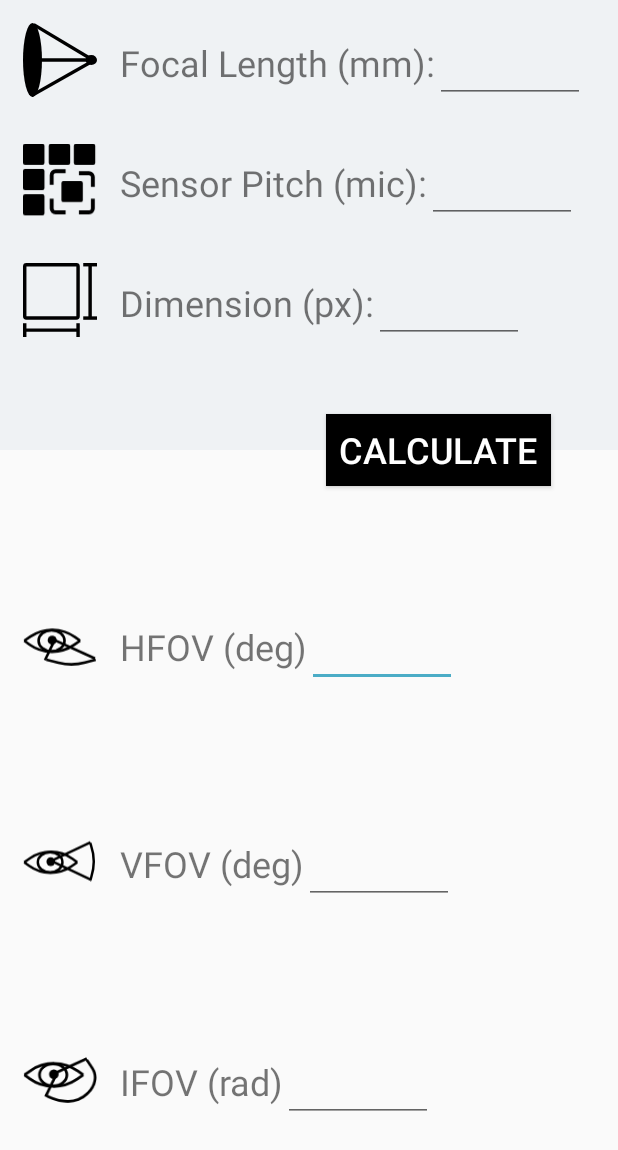
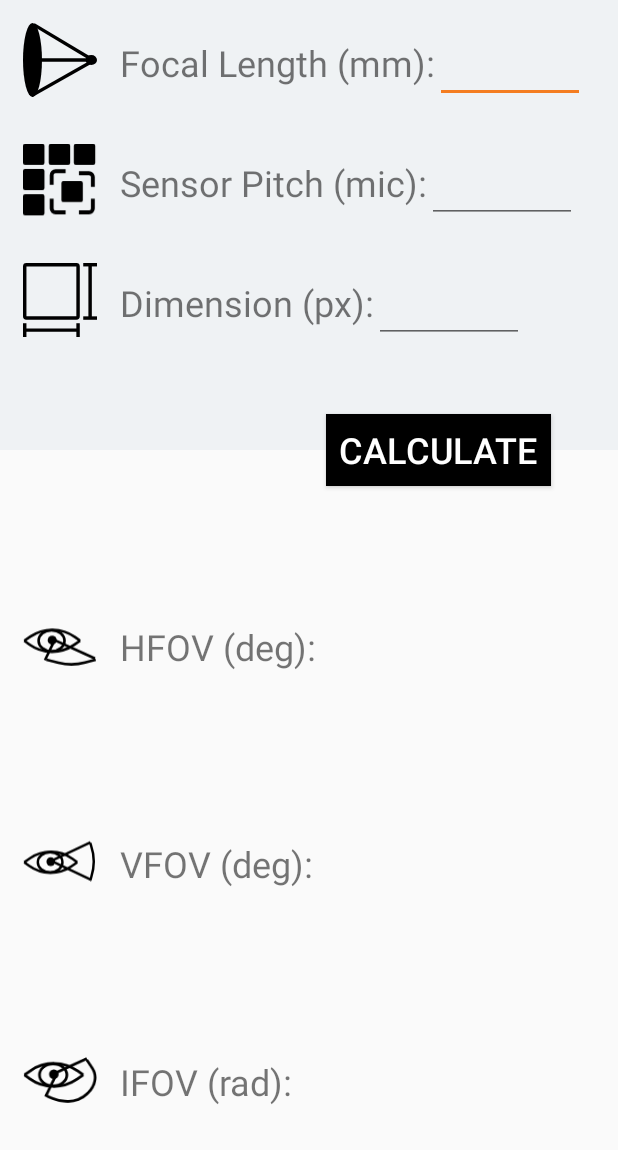
Before and after one commit to shir0206/NyquistOptics, an Android app: the layout act_calc_fov.xml on its own in the app's theme, with its tools: preview values and no code run, on a phone screen of 412 x 824 dp. Shown: the top 1150 px of the screen. Run offline under Robolectric (Android 15) with nearby library versions, the phone set to English and light mode, and no system bars.

Commit message:
Add calc fov activity

```diff
--- a/app/src/main/res/layout/act_calc_fov.xml
+++ b/app/src/main/res/layout/act_calc_fov.xml
@@ -45,22 +45,19 @@
             tools:ignore="VectorDrawableCompat" />
 
         <TextView
-            android:id="@+id/tv_hfov"
+            android:id="@+id/tv_txtHfov"
             android:layout_width="wrap_content"
             android:layout_height="wrap_content"
             android:paddingTop="25dp"
             android:text="@string/tv_txtHfov"
             android:textSize="24sp" />
 
-        <EditText
-            android:id="@+id/et_hfov"
-            android:layout_width="100dp"
+        <TextView
+            android:id="@+id/et_resHfov"
+            android:layout_width="wrap_content"
             android:layout_height="wrap_content"
-            android:ems="10"
-            android:gravity="center_horizontal"
-            android:inputType="number"
             android:paddingTop="25dp"
-            android:textAlignment="center"
+            android:text="@string/tv_resHfov"
             android:textSize="24sp" />
     </LinearLayout>
 
@@ -86,23 +83,20 @@
             tools:ignore="VectorDrawableCompat" />
 
         <TextView
-            android:id="@+id/tv_vfov"
+            android:id="@+id/tv_txtVfov"
             android:layout_width="wrap_content"
             android:layout_height="wrap_content"
             android:paddingTop="25dp"
             android:text="@string/tv_txtVfov"
             android:textSize="24sp" />
+        <TextView
+            android:id="@+id/tv_resVfov"
+            android:layout_width="wrap_content"
+            android:layout_height="wrap_content"
+            android:paddingTop="25dp"
+            android:text="@string/tv_resVfov"
+            android:textSize="24sp" />
 
-        <EditText
-            android:id="@+id/et_vfov"
-            android:layout_width="100dp"
-            android:layout_height="wrap_content"
-            android:ems="10"
-            android:gravity="center_horizontal"
-            android:inputType="number"
-            android:paddingTop="25dp"
-            android:textAlignment="center"
-            android:textSize="24sp" />
 
     </LinearLayout>
 
@@ -129,22 +123,19 @@
             tools:ignore="VectorDrawableCompat" />
 
         <TextView
-            android:id="@+id/tv_ifov"
+            android:id="@+id/tv_txtIfov"
             android:layout_width="wrap_content"
             android:layout_height="wrap_content"
             android:paddingTop="25dp"
             android:text="@string/tv_txtIfov"
             android:textSize="24sp" />
 
-        <EditText
-            android:id="@+id/et_ifov"
-            android:layout_width="100dp"
+        <TextView
+            android:id="@+id/et_resIfov"
+            android:layout_width="wrap_content"
             android:layout_height="wrap_content"
-            android:ems="10"
-            android:gravity="center_horizontal"
-            android:inputType="number"
             android:paddingTop="25dp"
-            android:textAlignment="center"
+            android:text="@string/tv_resIfov"
             android:textSize="24sp" />
     </LinearLayout>
 
--- a/app/src/main/res/values/colors.xml
+++ b/app/src/main/res/values/colors.xml
@@ -1,8 +1,8 @@
 <?xml version="1.0" encoding="utf-8"?>
 <resources>
-    <color name="colorPrimary">#4bacc6</color>
-    <color name="colorPrimaryDark">#3291A9</color>
-    <color name="colorAccent">#4bacc6</color>
+    <color name="colorPrimary">#F47D20</color>
+    <color name="colorPrimaryDark">#000000</color>
+    <color name="colorAccent">#F47D20</color>
     <color name="white">#FFFFFF</color>
     <color name="black">#000000</color>
 
--- a/app/src/main/res/values/strings.xml
+++ b/app/src/main/res/values/strings.xml
@@ -1,19 +1,10 @@
 <resources>
     <string name="app_name">Nyquist Optics</string>
     <string name="tv_parameters">Input</string>
-    <string name="tv_txtSensorSize">Sensor Size (pxl):</string>
-    <string name="tv_txtSensorSizeW">Width</string>
-    <string name="tv_txtSensorSizeH">Height</string>
-    <string name="tv_txtSensorSizeX">x</string>
 
-    <string name="tv_txtFov">Field of View</string>
-    <string name="tv_txtIfov">IFOV (rad)</string>
-    <string name="tv_txtVfov">VFOV (deg)</string>
-    <string name="btn_calculate">Calculate</string>
 
-    <string name="tv_resIfov"></string>
-    <string name="tv_resHfov"></string>
-    <string name="tv_resVfov"></string>
+
+
 
     <string name="tv_txtTargetDri">Target DRI</string>
 
@@ -68,8 +59,7 @@
     <string name="tv_objTargetSizeX">x</string>
 
 
-
-<!--====================================-->
+    <!--====================================-->
 
     <string name="btn_txtDimension">Dimension</string>
     <string name="btn_txtTargetSize">Target Size</string>
@@ -89,9 +79,12 @@
     <string name="tv_txtDimensionX">x</string>
 
     <string name="tv_txtFOV">Feild of View (FOV):</string>
-    <string name="tv_txtHfov">HFOV (deg)</string>
 
-
-
+    <string name="tv_txtHfov">HFOV (deg):</string>
+    <string name="tv_txtIfov">IFOV (rad):</string>
+    <string name="tv_txtVfov">VFOV (deg):</string>
+    <string name="tv_resIfov"></string>
+    <string name="tv_resHfov"></string>
+    <string name="tv_resVfov"></string>
 
 </resources>
```
Also changed, not shown: app/src/main/AndroidManifest.xml (+13 -6 lines), app/src/main/java/com/shirzabolotnyklein/nyquistoptics/View/CalcFovActivity.java (added, +15 -0 lines), app/src/main/java/com/shirzabolotnyklein/nyquistoptics/View/MainActivity.java (+22 -3 lines).
